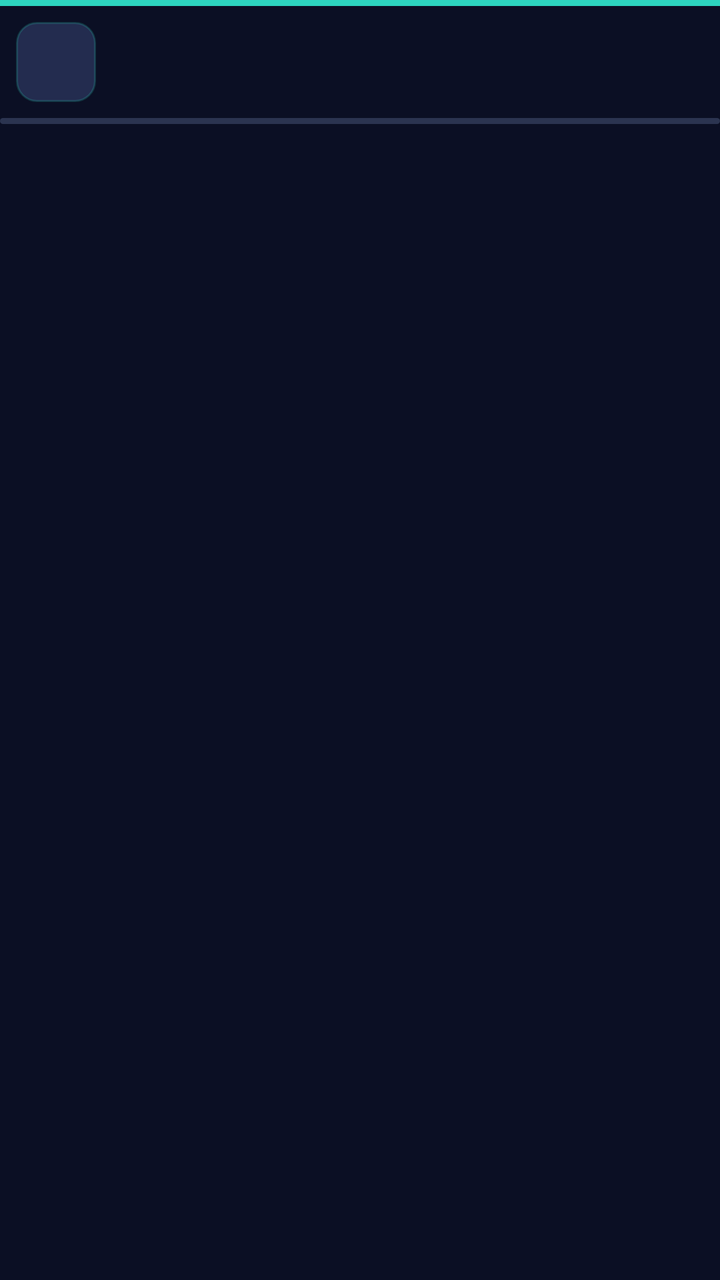
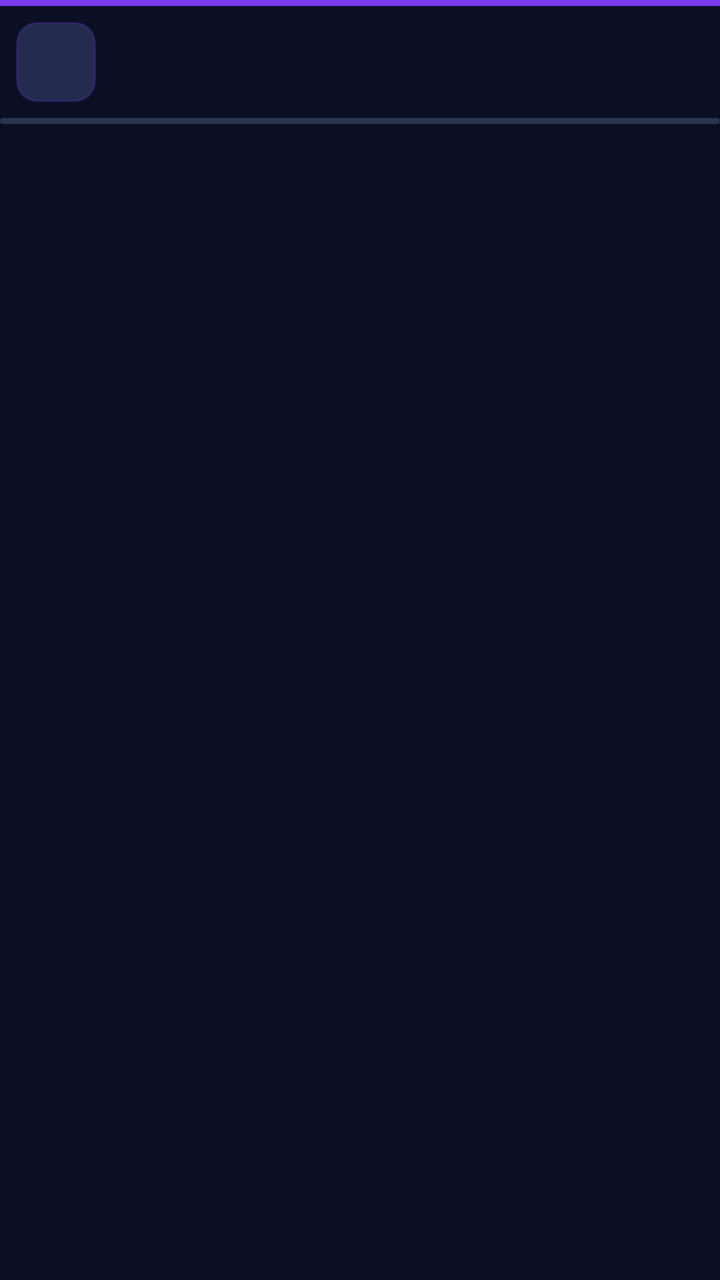

Compare the two renders of this Android layout. The source of the first and the diff that turns it into the second are given below.
<!-- AndroidManifest.xml: application theme Theme.Audiobook -->
<!-- res/layout/notification_ather_strip.xml -->
<?xml version="1.0" encoding="utf-8"?>
<LinearLayout xmlns:android="http://schemas.android.com/apk/res/android"
    android:id="@+id/ather_strip_root"
    android:layout_width="match_parent"
    android:layout_height="wrap_content"
    android:layoutDirection="locale"
    android:orientation="vertical"
    android:background="#0B0F24">

    <LinearLayout
        android:id="@+id/ather_strip_bar"
        android:layout_width="match_parent"
        android:layout_height="3dp"
        android:orientation="vertical"
        android:background="#2DD4BF" />

    <LinearLayout
        android:layout_width="match_parent"
        android:layout_height="wrap_content"
        android:orientation="horizontal"
        android:gravity="center_vertical"
        android:paddingLeft="8dp"
        android:paddingRight="8dp"
        android:paddingTop="6dp"
        android:paddingBottom="6dp">

        <ImageView
            android:id="@+id/ather_strip_cover"
            android:layout_width="40dp"
            android:layout_height="40dp"
            android:background="@drawable/bg_notif_cover"
            android:contentDescription="@null"
            android:scaleType="centerCrop" />

        <LinearLayout
            android:layout_width="0dp"
            android:layout_height="wrap_content"
            android:layout_weight="1"
            android:layout_marginStart="8dp"
            android:layout_marginEnd="8dp"
            android:orientation="vertical">

            <TextView
                android:id="@+id/ather_strip_title"
                android:layout_width="match_parent"
                android:layout_height="wrap_content"
                android:singleLine="true"
                android:ellipsize="end"
                android:textColor="#EDF2FF"
                android:textSize="14sp"
                android:textStyle="bold" />

            <TextView
                android:id="@+id/ather_strip_chapter"
                android:layout_width="match_parent"
                android:layout_height="wrap_content"
                android:singleLine="true"
                android:ellipsize="end"
                android:textColor="#A9B2CC"
                android:textSize="12sp" />
        </LinearLayout>

        <ImageButton
            android:id="@+id/ather_strip_back15"
            android:layout_width="40dp"
            android:layout_height="40dp"
            android:background="@android:color/transparent"
            android:contentDescription="@null"
            android:scaleType="centerInside" />

        <ImageButton
            android:id="@+id/ather_strip_play"
            android:layout_width="44dp"
            android:layout_height="44dp"
            android:background="@android:color/transparent"
            android:contentDescription="@null"
            android:scaleType="centerInside" />

        <ImageButton
            android:id="@+id/ather_strip_fwd15"
            android:layout_width="40dp"
            android:layout_height="40dp"
            android:background="@android:color/transparent"
            android:contentDescription="@null"
            android:scaleType="centerInside" />
    </LinearLayout>

    <ProgressBar
        android:id="@+id/ather_strip_progress"
        style="?android:attr/progressBarStyleHorizontal"
        android:layout_width="match_parent"
        android:layout_height="3dp"
        android:max="100"
        android:progress="0"
        android:progressDrawable="@drawable/notif_progress"
        android:indeterminate="false" />
</LinearLayout>
<!-- resources referenced by this layout -->
<resources>
  <!-- drawable bg_notif_cover (drawable) -->
  <?xml version="1.0" encoding="utf-8"?>
  <shape xmlns:android="http://schemas.android.com/apk/res/android"
      android:shape="rectangle">
      <solid android:color="#232C4F" />
      <corners android:radius="10dp" />
      <stroke
          android:width="1dp"
          android:color="#332DD4BF" />
  </shape>
  <!-- drawable notif_progress (drawable) -->
  <?xml version="1.0" encoding="utf-8"?>
  <layer-list xmlns:android="http://schemas.android.com/apk/res/android">
      <item android:id="@android:id/background">
          <shape android:shape="rectangle">
              <corners android:radius="3dp" />
              <solid android:color="#33A8C6FF" />
          </shape>
      </item>
      <item android:id="@android:id/progress">
          <scale android:scaleWidth="100%">
              <shape android:shape="rectangle">
                  <corners android:radius="3dp" />
                  <solid android:color="#45E0CC" />
              </shape>
          </scale>
      </item>
  </layer-list>
  <style name="Theme.Audiobook" parent="android:style/Theme.Material.Light.NoActionBar" />
</resources>

<!-- the commit's change to res/layout/notification_ather_strip.xml (unified diff, before → after) -->
@@ -12,7 +12,7 @@
         android:layout_width="match_parent"
         android:layout_height="3dp"
         android:orientation="vertical"
-        android:background="#2DD4BF" />
+        android:background="#7C3AED" />
 
     <LinearLayout
         android:layout_width="match_parent"
<!-- resource entries referenced after the edit -->
@@ -8,7 +8,7 @@
       <corners android:radius="10dp" />
       <stroke
           android:width="1dp"
-          android:color="#332DD4BF" />
+          android:color="#337C3AED" />
   </shape>
   <!-- drawable notif_progress (drawable) -->
   <?xml version="1.0" encoding="utf-8"?>
@@ -23,7 +23,7 @@
           <scale android:scaleWidth="100%">
               <shape android:shape="rectangle">
                   <corners android:radius="3dp" />
-                  <solid android:color="#45E0CC" />
+                  <solid android:color="#A78BFA" />
               </shape>
           </scale>
       </item>
